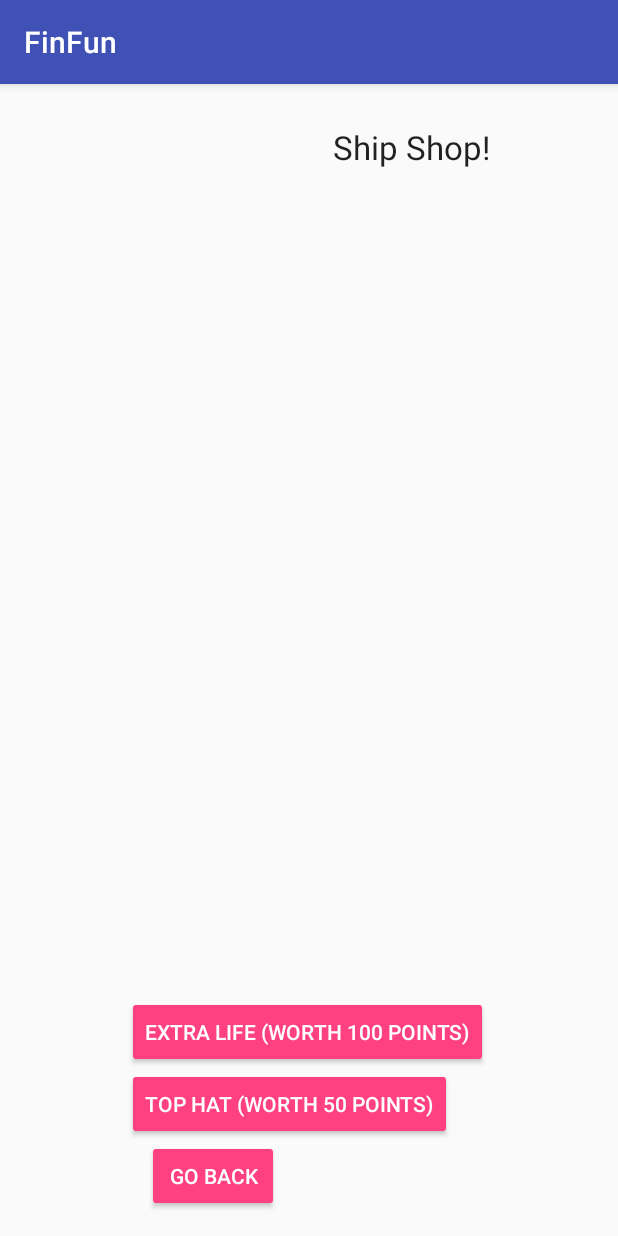
After one commit to Tampa2017/team-8, an Android app: the ShopActivity screen opened directly, with no data from a screen before it, on a phone screen of 412 x 824 dp. The commit adds this screen. Run offline under Robolectric (Android 15) with nearby library versions, the phone set to English and light mode, and no system bars; our stand-ins replace Firebase (no records; nobody signed in at launch, a user with empty details on screens opened directly); 2 statements that could not run were skipped.

Commit message:
basic db support

```diff
--- a/app/src/main/AndroidManifest.xml
+++ b/app/src/main/AndroidManifest.xml
@@ -21,6 +21,7 @@
             android:theme="@android:style/Theme.NoTitleBar.Fullscreen">
         </activity>
         <activity android:name=".MainActivity"></activity>
+        <activity android:name=".ShopActivity"></activity>
     </application>
 
 </manifest>
--- a/app/src/main/java/com/example/junior/finfun/MainActivity.java
+++ b/app/src/main/java/com/example/junior/finfun/MainActivity.java
@@ -48,7 +48,7 @@ public class MainActivity extends AppCompatActivity {
         shop_launch.setOnClickListener(new View.OnClickListener() {
             @Override
             public void onClick(View v) {
-                Intent intent = new Intent(MainActivity.this, PlayGameActivity.class);
+                Intent intent = new Intent(MainActivity.this, ShopActivity.class);
                 startActivity(intent);
             }
         });
--- /dev/null
+++ b/app/src/main/java/com/example/junior/finfun/ShopActivity.java
@@ -0,0 +1,155 @@
+package com.example.junior.finfun;
+
+//import android.content.intent;
+import android.support.v7.app.AppCompatActivity;
+import android.os.Bundle;
+import android.view.View;
+import android.widget.Button;
+import android.util.Log;
+import android.widget.Toast;
+
+import com.google.firebase.auth.FirebaseAuth;
+import com.google.firebase.auth.FirebaseUser;
+import com.google.firebase.database.DataSnapshot;
+import com.google.firebase.database.DatabaseError;
+import com.google.firebase.database.DatabaseReference;
+import com.google.firebase.database.FirebaseDatabase;
+import com.google.firebase.database.ValueEventListener;
+
+//this activity allows the user to select different rewards for their animal depending on the number of points he or she has
+public class ShopActivity extends AppCompatActivity
+{
+    private Button mBtGoBack;
+    //private Button mBtTShirt;
+    //private Button mBtWristBand;
+    //private Button mBtWaterBottle;
+    private Button mBttopHat;
+    private Button mBtExtraLife;
+    private FirebaseUser user;
+    private DatabaseReference ref;
+    private int current_points;
+    private int current_lives;
+
+    @Override
+    protected void onCreate(Bundle savedInstanceState) {
+        super.onCreate(savedInstanceState);
+        setContentView(R.layout.activity_rewards);
+
+        user = FirebaseAuth.getInstance().getCurrentUser();
+        ref = FirebaseDatabase.getInstance().getReference("users").child(user.getUid());
+
+        mBtGoBack = (Button) findViewById(R.id.bt_go_back);
+        //mBtTShirt = (Button) findViewById(R.id.bt_t_shirt);
+        //mBtWristBand = (Button) findViewById(R.id.bt_wristband);
+        //mBtWaterBottle = (Button) findViewById(R.id.bt_water_bottle);
+        mBttopHat = (Button) findViewById(R.id.bt_top_hat);
+        mBtExtraLife = (Button) findViewById(R.id.bt_extra_life);
+
+
+        ValueEventListener userListener = new ValueEventListener() {
+            @Override
+            public void onDataChange(DataSnapshot dataSnapshot) {
+                UserData data = dataSnapshot.getValue(UserData.class);
+                current_points = data.getPoints();
+                current_lives = data.getLives();
+            }
+
+            @Override
+            public void onCancelled(DatabaseError databaseError) {
+                // Getting Post failed, log a message
+                Log.w("Error: ", "loadPost:onCancelled", databaseError.toException());
+                // ...
+            }
+        };
+        ref.addValueEventListener(userListener);
+
+        mBtGoBack.setOnClickListener(new View.OnClickListener() {
+                                         @Override
+                                         public void onClick(View view) {
+                                             finish();
+                                         }
+                                     }
+        );
+
+        /*mBtTShirt.setOnClickListener(new View.OnClickListener() {
+            @Override
+            public void onClick(View view) {
+                String text; //this text is what will be outputted through the toast
+                if(points < 100)
+                    text = "So sorry! You don't have enough points. Please try again later.";
+                else {
+                    text = "Great job! Here is your T-Shirt!";
+                    points -= 100; //deduct the points that the user is paying for the item
+                }
+                Toast toast = Toast.makeText(getApplicationContext(), text, Toast.LENGTH_LONG);
+                toast.show(); //output the message through the toast
+            }
+        }
+        );
+
+        mBtWristBand.setOnClickListener(new View.OnClickListener() {
+            @Override
+            public void onClick(View view) {
+                String text;
+                if(points < 25) {
+                    text = "So sorry! You don't have enough points. Please try again later.";
+                }
+                else {
+                    text = "Great job! Here is your wristband!";
+                    points -= 25;
+                }
+                Toast toast = Toast.makeText(getApplicationContext(), text, Toast.LENGTH_LONG);
+                toast.show();
+            }
+        }
+        );
+
+        mBtWaterBottle.setOnClickListener(new View.OnClickListener() {
+            @Override
+            public void onClick(View view) {
+                String text;
+                if(points < 50)
+                    text = "So sorry! You don't have enough points. Please try again later.";
+                else {
+                    text = "Great job! Here is your water bottle!";
+                    points -= 50;
+                }
+                Toast toast = Toast.makeText(getApplicationContext(), text, Toast.LENGTH_LONG);
+                toast.show();
+            }
+        }
+        );*/
+
+        mBttopHat.setOnClickListener(new View.OnClickListener() {
+                                         @Override
+                                         public void onClick(View view) {
+                                             String text;
+                                             if(current_points < 50)
+                                                 text = "So sorry! You don't have enough points. Please try again later.";
+                                             else {
+                                                 text = "Great job! Here is your top hat!";
+                                                 ref.setValue(new UserData(current_points-50, current_lives));
+                                             }
+                                             Toast toast = Toast.makeText(getApplicationContext(), text, Toast.LENGTH_LONG);
+                                             toast.show();
+                                         }
+                                     }
+        );
+
+        mBtExtraLife.setOnClickListener(new View.OnClickListener() {
+                                            @Override
+                                            public void onClick(View view) {
+                                                String text;
+                                                if(current_points < 100)
+                                                    text = "So sorry! You don't have enough points. Please try again later.";
+                                                else {
+                                                    text = "Great job! Here is your extra life!";
+                                                    ref.setValue(new UserData(current_points-100, current_lives+1));
+                                                }
+                                                Toast toast = Toast.makeText(getApplicationContext(), text, Toast.LENGTH_LONG);
+                                                toast.show();
+                                            }
+                                        }
+        );
+    }
+}
--- a/app/src/main/java/com/example/junior/finfun/SignupActivity.java
+++ b/app/src/main/java/com/example/junior/finfun/SignupActivity.java
@@ -113,7 +113,7 @@ public class SignupActivity extends AppCompatActivity {
                                 {
                                     FirebaseUser user = auth.getCurrentUser();
                                     DatabaseReference ref = FirebaseDatabase.getInstance().getReference("users");
-                                    ref.child(user.getUid()).setValue(user.getEmail().toString());
+                                    ref.child(user.getUid()).setValue(new UserData());
                                     Intent intent = new Intent(SignupActivity.this, MainActivity.class);
                                     startActivity(intent);
                                     finish();
--- /dev/null
+++ b/app/src/main/java/com/example/junior/finfun/UserData.java
@@ -0,0 +1,30 @@
+package com.example.junior.finfun;
+
+/**
+ * Created by david on 10/21/17.
+ */
+
+public class UserData {
+    private int points;
+    private int lives;
+    public UserData() {
+        points = 0;
+        lives = 3;
+    }
+    public UserData(int p, int l) {
+        points = p;
+        lives = l;
+    }
+    public int getPoints() {
+        return points;
+    }
+    public int getLives() {
+        return lives;
+    }
+    public void setPoints(int points) {
+        this.points = points;
+    }
+    public void setLives(int lives) {
+        this.lives = lives;
+    }
+}
--- /dev/null
+++ b/app/src/main/res/layout/activity_rewards.xml
@@ -0,0 +1,76 @@
+<?xml version="1.0" encoding="utf-8"?>
+<RelativeLayout xmlns:android="http://schemas.android.com/apk/res/android"
+    xmlns:tools="http://schemas.android.com/tools"
+    android:id="@+id/activity_second"
+    android:layout_width="match_parent"
+    android:layout_height="match_parent"
+    android:paddingBottom="16dp"
+    android:paddingLeft="16dp"
+    android:paddingRight="16dp"
+    android:paddingTop="16dp"
+    android:gravity="center"
+    tools:context=".ShopActivity">
+
+    <TextView
+        android:id="@+id/tv_message"
+        android:layout_width="wrap_content"
+        android:layout_height="wrap_content"
+        android:text="Ship Shop!"
+        android:textAppearance="?android:attr/textAppearanceLarge"
+        android:layout_alignParentTop="true"
+        android:layout_centerHorizontal="true"
+        android:layout_marginTop="11dp" />
+
+    <!--<Button
+        android:id="@+id/bt_t_shirt"
+        android:layout_width="wrap_content"
+        android:layout_height="wrap_content"
+        android:text="T-Shirt (worth 100 points)"
+        style="@style/Widget.AppCompat.Button.Colored"
+        android:layout_above="@+id/bt_wristband"
+        android:layout_alignStart="@+id/bt_wristband" />
+
+    <Button
+        android:id="@+id/bt_wristband"
+        android:layout_width="wrap_content"
+        android:layout_height="wrap_content"
+        android:text="Wristband (worth 25 points)"
+        style="@style/Widget.AppCompat.Button.Colored"
+        android:layout_above="@+id/bt_water_bottle"
+        android:layout_alignEnd="@+id/tv_message" />
+
+    <Button
+        android:id="@+id/bt_water_bottle"
+        android:layout_width="wrap_content"
+        android:layout_height="wrap_content"
+        android:text="Water Bottle (worth 50 points)"
+        style="@style/Widget.AppCompat.Button.Colored"
+        android:layout_centerVertical="true"
+        android:layout_alignStart="@+id/bt_wristband" />-->
+
+    <Button
+        android:id="@+id/bt_go_back"
+        android:layout_width="wrap_content"
+        android:layout_height="wrap_content"
+        android:text="Go Back"
+        style="@style/Widget.AppCompat.Button.Colored"
+        android:layout_marginStart="13dp"
+        android:layout_alignParentBottom="true"
+        android:layout_alignParentStart="true" />
+
+    <Button
+        android:id="@+id/bt_top_hat"
+        android:layout_width="wrap_content"
+        android:layout_height="wrap_content"
+        android:text="Top Hat (worth 50 points)"
+        style="@style/Widget.AppCompat.Button.Colored"
+        android:layout_above="@+id/bt_go_back" />
+
+    <Button
+        android:id="@+id/bt_extra_life"
+        android:layout_width="wrap_content"
+        android:layout_height="wrap_content"
+        android:text="Extra Life (worth 100 points)"
+        style="@style/Widget.AppCompat.Button.Colored"
+        android:layout_above="@+id/bt_top_hat" />
+</RelativeLayout>
```
